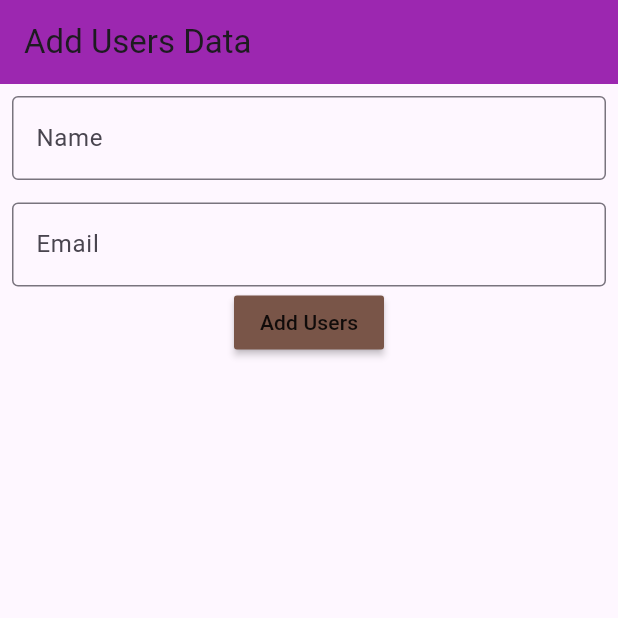
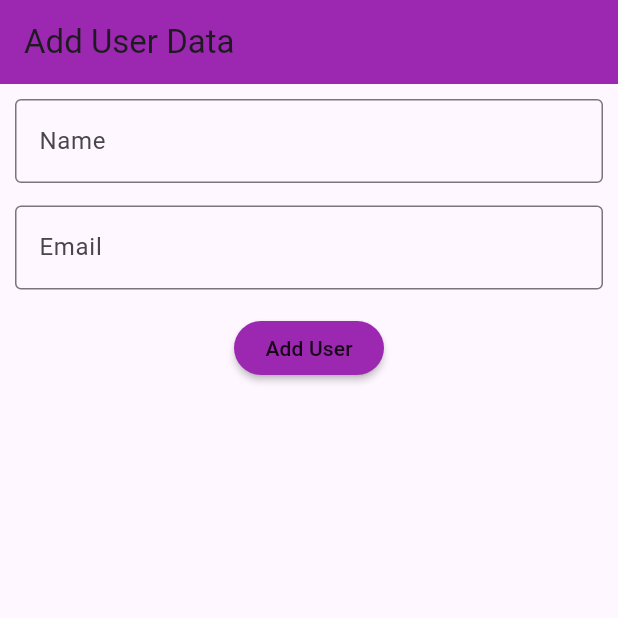
Before and after one commit to Rincy-Kevin-J/Firebase_cli_crud, a Flutter app: the screen it shows after launch, on a phone screen of 412 x 824 dp, the top half of it. Run offline on Flutter 3.47's test engine with Material 3 defaults, Android fonts, the phone set to English and light mode, and no system bars; our stand-ins replace cloud_firestore, firebase_core; accounts and stored records are empty.

Commit message:
crud using cli firebase

```diff
--- a/lib/main.dart
+++ b/lib/main.dart
@@ -1,21 +1,18 @@
 import 'package:cloud_firestore/cloud_firestore.dart';
 import 'package:firebase_core/firebase_core.dart';
 import 'package:flutter/material.dart';
-import 'package:my_firebase_flutter_project/firebase_options.dart';
+
+import 'firebase_options.dart';
 
 void main() async {
   WidgetsFlutterBinding.ensureInitialized();
   await Firebase.initializeApp(options: DefaultFirebaseOptions.currentPlatform);
-
-  runApp(
-      MaterialApp(
+  runApp(MaterialApp(
     home: FireBaseCrud(),
   ));
 }
 
 class FireBaseCrud extends StatefulWidget {
-  const FireBaseCrud({super.key});
-
   @override
   State<FireBaseCrud> createState() => _FireBaseCrudState();
 }
@@ -23,11 +20,12 @@ class FireBaseCrud extends StatefulWidget {
 class _FireBaseCrudState extends State<FireBaseCrud> {
   final nameController = TextEditingController();
   final emailController = TextEditingController();
-  late CollectionReference _userCollections;
+  late CollectionReference _userCollection;
 
   @override
   void initState() {
-    _userCollections = FirebaseFirestore.instance.collection('Users');
+    _userCollection = FirebaseFirestore.instance.collection("users");
+    super.initState();
   }
 
   @override
@@ -35,35 +33,85 @@ class _FireBaseCrudState extends State<FireBaseCrud> {
     return Scaffold(
       appBar: AppBar(
         backgroundColor: Colors.purple,
-        title: Text("Add Users Data"),
+        title: const Text("Add User Data"),
       ),
       body: Padding(
-        padding: const EdgeInsets.all(8.0),
+        padding: const EdgeInsets.all(10.0),
         child: Column(
           children: [
             TextField(
               controller: nameController,
-              decoration: InputDecoration(
-                  labelText: "Name",
-                  border: OutlineInputBorder()
-              ),
+              decoration: const InputDecoration(
+                  labelText: "Name", border: OutlineInputBorder()),
             ),
-            SizedBox(
+            const SizedBox(
               height: 15,
             ),
             TextField(
               controller: emailController,
-              decoration: InputDecoration(
-                  labelText: "Email",
-                  border: OutlineInputBorder()
-              ),
+              decoration: const InputDecoration(
+                  labelText: "Email", border: OutlineInputBorder()),
             ),
-            MaterialButton(onPressed: () {
-              addUser();
-            }, color: Colors.brown,
+            const SizedBox(
+              height: 15,
+            ),
+            MaterialButton(
+              onPressed: () {
+                addUser();
+              },
               minWidth: 100,
-              child: Text("Add Users"),
-            )
+              color: Colors.purple,
+              shape: const StadiumBorder(),
+              child: const Text("Add User"),
+            ),
+            const SizedBox(
+              height: 20,
+            ),
+            //StreamBuilder listen to the Query Stream (here getUser() method)
+            // rebuilds the ui whenever there is a new data
+            StreamBuilder<QuerySnapshot>(
+                stream: getUser(),
+                //result of an asynchronous operation AsyncSnapshot (it contains,
+                //connection state , error, data etc)
+                builder: (context, AsyncSnapshot snapshot) {
+                  if (snapshot.hasError) {
+                    return Center(child: Text("Error :${snapshot.error}"));
+                  }
+                  if (snapshot.connectionState == ConnectionState.waiting) {
+                    return const Center(child: CircularProgressIndicator());
+                  }
+                  //docs:Gets a list of all the documents included in this snapshot.
+                  final users = snapshot.data!.docs;
+                  return Expanded(
+                      child: ListView.builder(
+                          itemCount: users.length,
+                          itemBuilder: (context, index) {
+                            final user = users[index];
+                            final userId = user.id;
+                            final username = user['name'];
+                            final useremail = user['email'];
+                            return Card(
+                              child: ListTile(
+                                title: Text(username),
+                                subtitle: Text(useremail),
+                                trailing: Wrap(
+                                  children: [
+                                    IconButton(
+                                        onPressed: () {
+                                          editBox(userId, username, useremail);
+                                        },
+                                        icon: const Icon(Icons.edit)),
+                                    IconButton(
+                                        onPressed: () {
+                                          deleteUser(userId);
+                                        },
+                                        icon: const Icon(Icons.delete))
+                                  ],
+                                ),
+                              ),
+                            );
+                          }));
+                })
           ],
         ),
       ),
@@ -71,14 +119,91 @@ class _FireBaseCrudState extends State<FireBaseCrud> {
   }
 
   Future<void> addUser() {
-    return _userCollections.add(
-        {"name": nameController.text, "email": emailController.text}).then((value){
-      print('Users Added Successfully');
+    return _userCollection
+        .add({'name': nameController.text, 'email': emailController.text}).then(
+            (value) {
+      print("User Added Successfully");
       nameController.clear();
       emailController.clear();
-    }).catchError((error){
-    print ("failed to add Users:$error");
-    }
-    );
+    }).catchError((error) {
+      print("Failed to Add user :$error");
+    });
+  }
+
+  // QuerySnapshot contains result of query(data from fire store)
+  // and metadata (additional information like errors warnings etc)
+  Stream<QuerySnapshot> getUser() {
+    return _userCollection.snapshots();
+  }
+
+  void editBox(userId, username, useremail) {
+    showDialog(
+        context: context,
+        builder: (context) {
+          final newNameCntrl = TextEditingController(text: username);
+          final newEmailCntrl = TextEditingController(text: useremail);
+          return AlertDialog(
+            title: const Text("Edit User!!"),
+            content: Column(
+              mainAxisSize: MainAxisSize.min,
+              children: [
+                TextField(
+                  controller: newNameCntrl,
+                  decoration: const InputDecoration(
+                      border: OutlineInputBorder(), hintText: "Name"),
+                ),
+                const SizedBox(
+                  height: 15,
+                ),
+                TextField(
+                  controller: newEmailCntrl,
+                  decoration: const InputDecoration(
+                      border: OutlineInputBorder(), hintText: "Email"),
+                ),
+                const SizedBox(
+                  height: 10,
+                ),
+              ],
+            ),
+            actions: [
+              MaterialButton(
+                onPressed: () {
+                  updateUser(userId, newNameCntrl.text, newEmailCntrl.text)
+                      .then((v) {
+                    Navigator.pop(context);
+                  });
+                },
+                color: Colors.brown,
+                minWidth: 80,
+                child: const Text("Update User"),
+              ),
+              MaterialButton(
+                onPressed: () {
+                  Navigator.pop(context);
+                },
+                color: Colors.brown,
+                minWidth: 80,
+                child: const Text("Cancel"),
+              )
+            ],
+          );
+        });
+  }
+
+  Future<void> updateUser(String id, String uname, String uemail) {
+    var data = {'name': uname, 'email': uemail};
+    return _userCollection.doc(id).update(data).then((value) {
+      print("User Updated Successfully");
+    }).catchError((error) {
+      print("Failed to Update User $error");
+    });
+  }
+
+  Future<void> deleteUser(String id) {
+    return _userCollection.doc(id).delete().then((v) {
+      print("User Deleted Successfully");
+    }).catchError((error) {
+      print("Failed to delete User $error");
+    });
   }
 }
```
Also changed, not shown: 1 other file.
